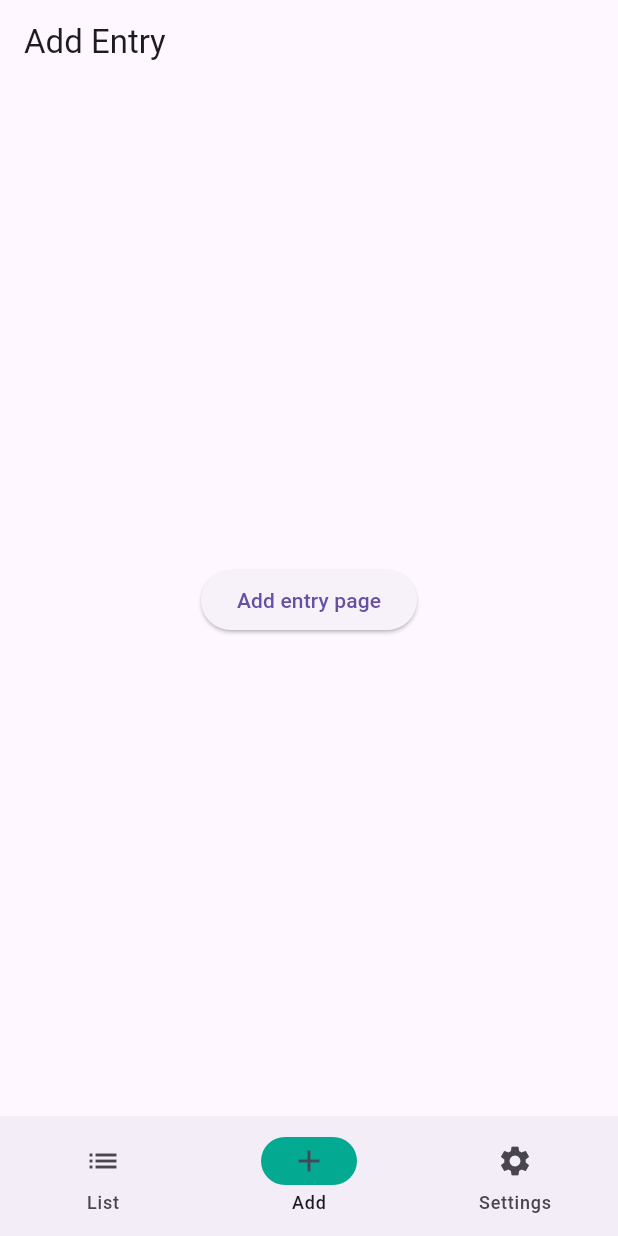
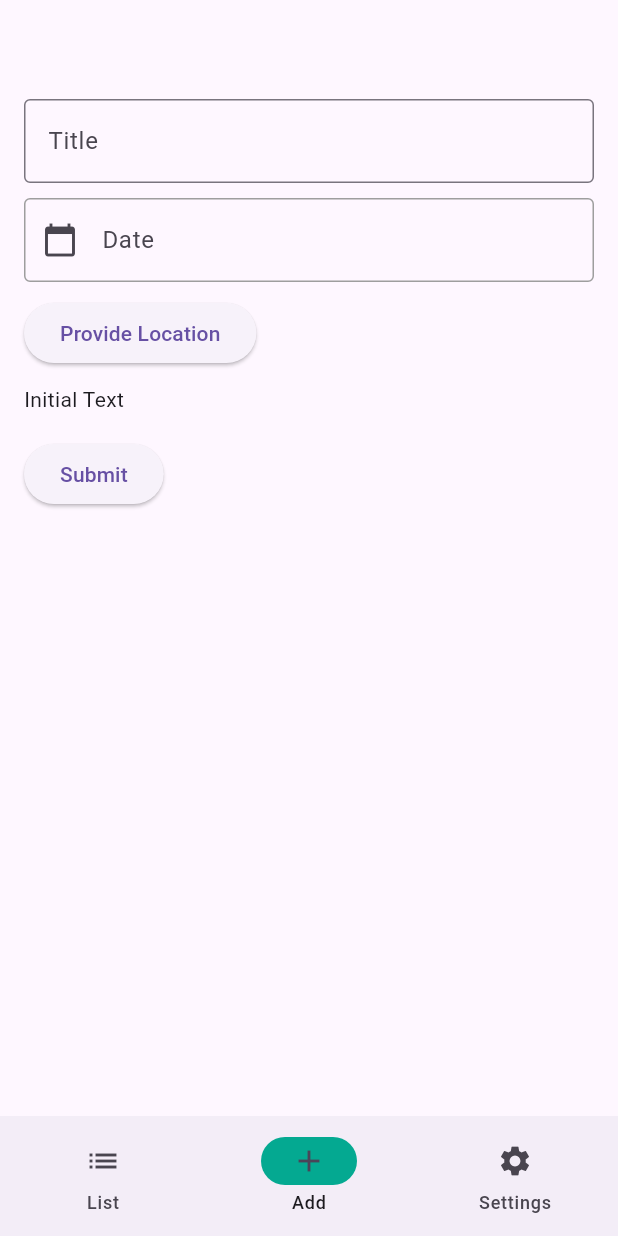
Before and after one commit to Merito-Chorzow/flutter-starter-panchukdev, a Flutter app: the screen it shows after launch, item 2 of the bottom bar chosen, on a phone screen of 412 x 824 dp. Run offline on Flutter 3.47's test engine with Material 3 defaults, Android fonts, the phone set to English and light mode, and no system bars; our stand-ins replace location.

Commit message:
add entry page - title input, date, location

```diff
--- a/flutter_app/lib/pages/add_entry.dart
+++ b/flutter_app/lib/pages/add_entry.dart
@@ -1,26 +1,160 @@
 import 'package:flutter/material.dart';
-import 'package:flutter_app/main.dart';
+import 'package:location/location.dart';
 
-class AddEntry extends StatelessWidget {
+class LocationService {
+  Location location = Location();
+
+  Future<bool> requestPermission() async {
+    final permission = await location.requestPermission();
+    return permission == PermissionStatus.granted;
+  }
+
+  Future<LocationData> getCurrentLocation() async {
+    final serviceEnabled = await location.serviceEnabled();
+    if (!serviceEnabled) {
+      final result = await location.requestService;
+        if (result == true) {
+          print('Service has been enabled');
+        } else {
+             throw Exception('GPS service not enabled');
+          }
+       }
+    final locationData = await location.getLocation();
+    return locationData;
+  }
+}
+class AddEntry extends StatefulWidget {
   const AddEntry({super.key});
 
   @override
+  AddEntryState createState() {
+    return AddEntryState();
+  }
+
+}
+
+class AddEntryState extends State<AddEntry> {
+
+  String text = "Initial Text";
+
+  void _update(locText) {
+  setState(() {
+    text = locText;
+   });
+}
+
+  TextEditingController _dateController = TextEditingController();
+
+  final _formKey = GlobalKey<FormState>();
+  @override
   Widget build(BuildContext context) {
-    return Scaffold(
-      appBar: AppBar(title: const Text('Add Entry')),
-      body: Center(
-        child: ElevatedButton(
-          child: const Text('Add entry page'),
-          onPressed: () {
-            Navigator.push(
-              context,
-              MaterialPageRoute<void>(
-                builder: (context) => const LocationApp(),
+    return Form(
+      key: _formKey,
+      child: Padding(
+        padding: const EdgeInsets.all(16.0),
+      child: Column(
+
+        crossAxisAlignment: CrossAxisAlignment.start,
+        children: [
+           SizedBox(height: 50),
+           TextFormField(
+            decoration: InputDecoration(
+              labelText: "Title",
+              border: OutlineInputBorder(),
+
+            ),
+            // The validator receives the text that the user has entered.
+            validator: (value) {
+              if (value == null || value.isEmpty) {
+                return 'Please enter the title';
+              }
+              return null;
+            },
+          ),
+          SizedBox(height: 10),
+          TextField(
+            controller: _dateController,
+            decoration: InputDecoration(
+              labelText: "Date",
+              prefixIcon: Icon(Icons.calendar_today),
+              enabledBorder: OutlineInputBorder(
+                borderSide: BorderSide(color: Colors.grey)
               ),
-            );
-          },
-        ),
+              focusedBorder: OutlineInputBorder(
+                borderSide: BorderSide(color: Colors.blue),
+              ),
+            ),
+            readOnly: true,
+            onTap: (){
+              _selectDate();
+            }
+          ),
+           SizedBox(height: 10),
+          ElevatedButton(
+            child:
+            Text("Provide Location"),
+
+            onPressed: () {
+              LocationService locationService = LocationService();
+              locationService.requestPermission().then((granted) {
+                if (granted) {
+                  locationService.getCurrentLocation().then((locationData) {
+                    ScaffoldMessenger.of(context).showSnackBar(
+                      SnackBar(content: Text('Location: Lat ${locationData.latitude}, Lon ${locationData.longitude}')),
+                    );
+                    print(locationData);
+                    _update('Lat: ${locationData.latitude}, Lon: ${locationData.longitude}');
+
+                  }).catchError((error) {
+                    ScaffoldMessenger.of(context).showSnackBar(
+                      SnackBar(content: Text('Error getting location: $error')),
+                    );
+                  });
+                } else {
+                  ScaffoldMessenger.of(context).showSnackBar(
+                    SnackBar(content: Text('Location permission denied')),
+                  );
+                }
+              });
+            },
+            ),
+            SizedBox(height: 10),
+            Text(text),
+
+          Padding(
+            padding: const EdgeInsets.symmetric(vertical: 16),
+            child: ElevatedButton(
+              onPressed: () {
+                // Validate returns true if the form is valid, or false otherwise.
+                if (_formKey.currentState!.validate()) {
+                  // If the form is valid, display a snackbar. In the real world,
+                  // you'd often call a server or save the information in a database.
+                  ScaffoldMessenger.of(context).showSnackBar(
+                    const SnackBar(content: Text('Processing Data')),
+                  );
+                }
+              },
+              child: const Text('Submit'),
+            ),
+          ),
+        ],
       ),
+    ),
     );
   }
+
+  Future<void> _selectDate() async {
+    DateTime? _picked = await showDatePicker(
+      context: context,
+      initialDate: DateTime.now(),
+      firstDate: DateTime(2000),
+      lastDate: DateTime(2100)
+      );
+
+      if (_picked != null) {
+        setState(() {
+          _dateController.text = _picked.toString().split(" ")[0];
+        });
+      }
+  }
 }
--- a/flutter_app/pubspec.yaml
+++ b/flutter_app/pubspec.yaml
@@ -30,6 +30,7 @@ environment:
 dependencies:
   flutter:
     sdk: flutter
+  location: ^8.0.1
 
   # The following adds the Cupertino Icons font to your application.
   # Use with the CupertinoIcons class for iOS style icons.
```
Also changed, not shown: 11 other files.
